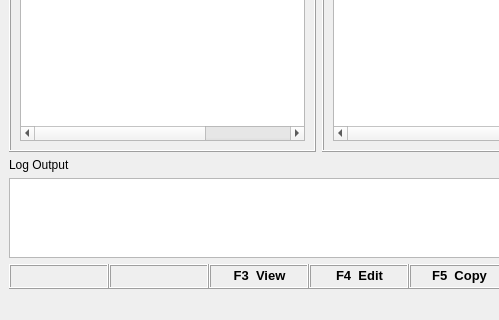
First picture: the form in Browser UI/mainwindow.ui, repository incomtechdev/UDTP_Prototype, before the edit; both pictures show x 0 to 499 and y 451 to 771 of the 638 by 771 pixel window.
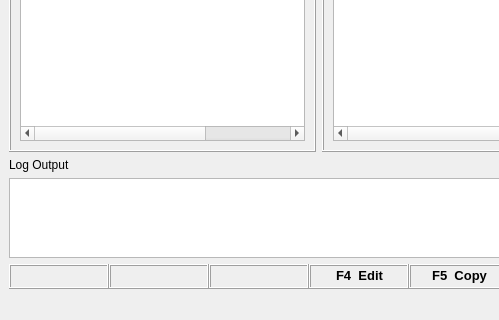
Second picture: the form after the edit. Icons and pictures are not drawn.

The edit to the form file:
```diff
--- a/Browser UI/mainwindow.ui
+++ b/Browser UI/mainwindow.ui
@@ -122,41 +122,6 @@
        <property name="frameShadow">
         <enum>QFrame::Raised</enum>
        </property>
-       <widget class="QLabel" name="label_2">
-        <property name="geometry">
-         <rect>
-          <x>0</x>
-          <y>1</y>
-          <width>101</width>
-          <height>21</height>
-         </rect>
-        </property>
-        <property name="minimumSize">
-         <size>
-          <width>0</width>
-          <height>20</height>
-         </size>
-        </property>
-        <property name="maximumSize">
-         <size>
-          <width>16777215</width>
-          <height>16777215</height>
-         </size>
-        </property>
-        <property name="font">
-         <font>
-          <pointsize>10</pointsize>
-          <weight>75</weight>
-          <bold>true</bold>
-         </font>
-        </property>
-        <property name="text">
-         <string>F3  View</string>
-        </property>
-        <property name="alignment">
-         <set>Qt::AlignCenter</set>
-        </property>
-       </widget>
       </widget>
       <widget class="QFrame" name="frame_5">
        <property name="geometry">
```
Left out of the diff: 14 changed lines with no effect on the pictures.
